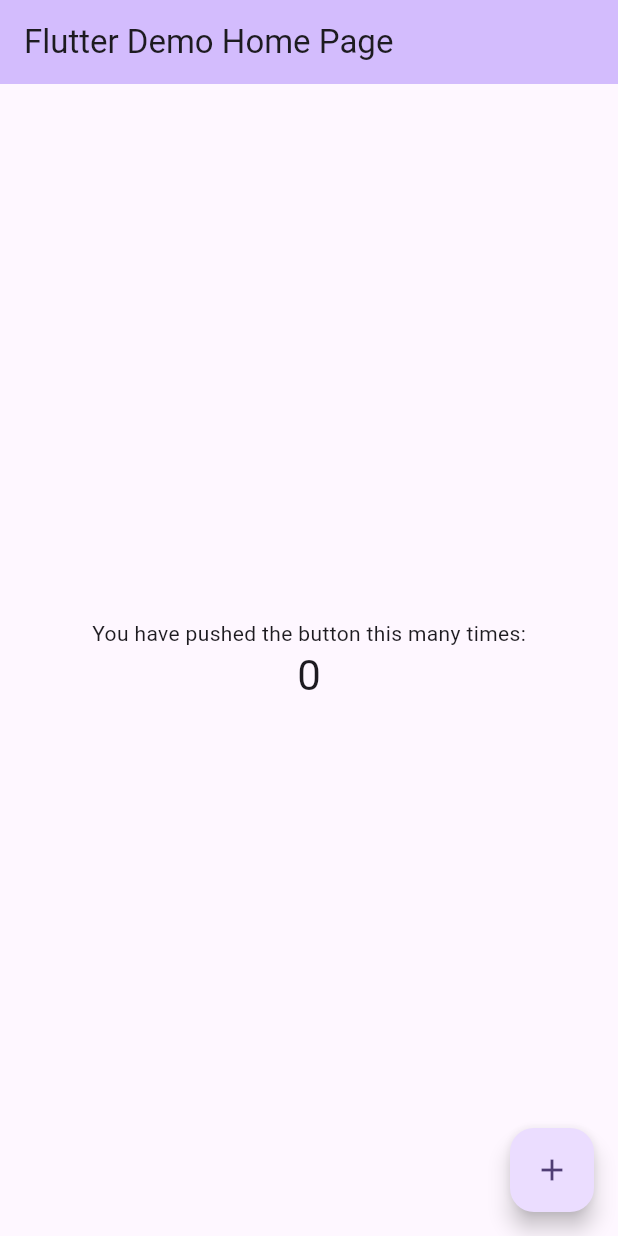
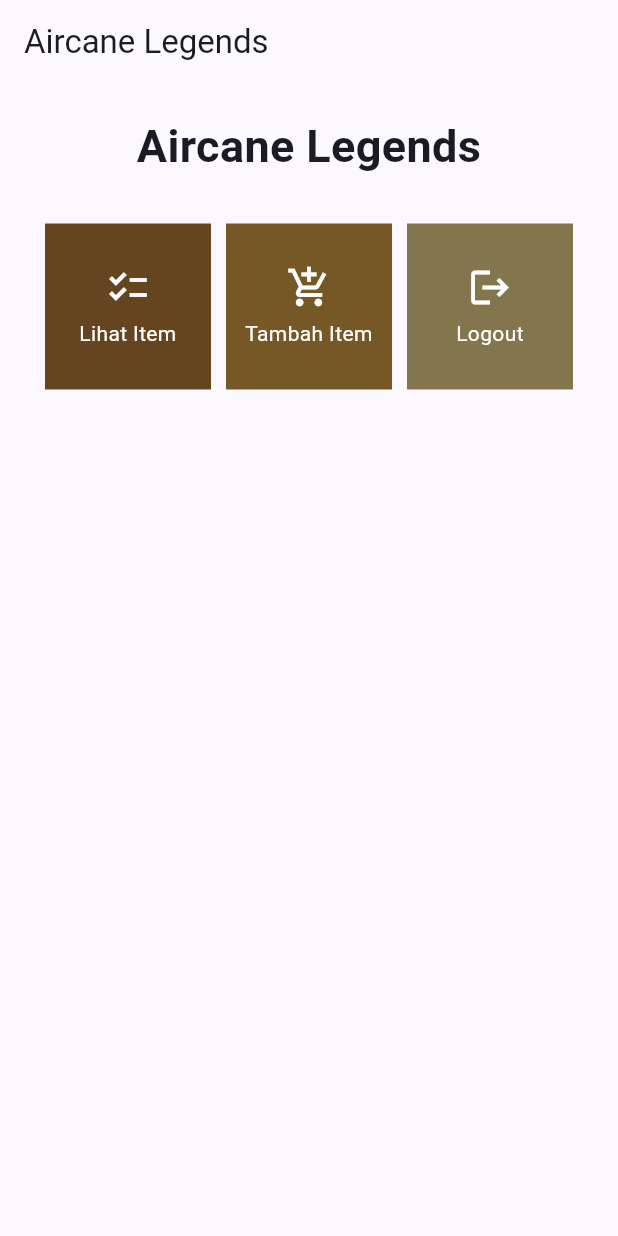
Before and after one commit to novrizair/aircane-legends, a Flutter app: the screen it shows after launch, on a phone screen of 412 x 824 dp. Run offline on Flutter 3.47's test engine with Material 2 defaults, Android fonts, the phone set to English and light mode, and no system bars.

Commit message:
TUGAS 7 + BONUS DONE

```diff
--- a/lib/main.dart
+++ b/lib/main.dart
@@ -1,3 +1,4 @@
+import 'package:aircane_legends/menu.dart';
 import 'package:flutter/material.dart';
 
 void main() {
@@ -11,7 +12,7 @@
   @override
   Widget build(BuildContext context) {
     return MaterialApp(
-      title: 'Flutter Demo',
+      title: 'Aircane Legends',
       theme: ThemeData(
         // This is the theme of your application.
         //
@@ -28,98 +29,10 @@
         //
         // This works for code too, not just values: Most code changes can be
         // tested with just a hot reload.
-        colorScheme: ColorScheme.fromSeed(seedColor: Colors.deepPurple),
+        colorScheme: ColorScheme.fromSeed(seedColor: Colors.indigo),
         useMaterial3: true,
       ),
-      home: const MyHomePage(title: 'Flutter Demo Home Page'),
+      home: MyHomePage(),
     );
   }
 }
-
-class MyHomePage extends StatefulWidget {
-  const MyHomePage({super.key, required this.title});
-
-  // This widget is the home page of your application. It is stateful, meaning
-  // that it has a State object (defined below) that contains fields that affect
-  // how it looks.
-
-  // This class is the configuration for the state. It holds the values (in this
-  // case the title) provided by the parent (in this case the App widget) and
-  // used by the build method of the State. Fields in a Widget subclass are
-  // always marked "final".
-
-  final String title;
-
-  @override
-  State<MyHomePage> createState() => _MyHomePageState();
-}
-
-class _MyHomePageState extends State<MyHomePage> {
-  int _counter = 0;
-
-  void _incrementCounter() {
-    setState(() {
-      // This call to setState tells the Flutter framework that something has
-      // changed in this State, which causes it to rerun the build method below
-      // so that the display can reflect the updated values. If we changed
-      // _counter without calling setState(), then the build method would not be
-      // called again, and so nothing would appear to happen.
-      _counter++;
-    });
-  }
-
-  @override
-  Widget build(BuildContext context) {
-    // This method is rerun every time setState is called, for instance as done
-    // by the _incrementCounter method above.
-    //
-    // The Flutter framework has been optimized to make rerunning build methods
-    // fast, so that you can just rebuild anything that needs updating rather
-    // than having to individually change instances of widgets.
-    return Scaffold(
-      appBar: AppBar(
-        // TRY THIS: Try changing the color here to a specific color (to
-        // Colors.amber, perhaps?) and trigger a hot reload to see the AppBar
-        // change color while the other colors stay the same.
-        backgroundColor: Theme.of(context).colorScheme.inversePrimary,
-        // Here we take the value from the MyHomePage object that was created by
-        // the App.build method, and use it to set our appbar title.
-        title: Text(widget.title),
-      ),
-      body: Center(
-        // Center is a layout widget. It takes a single child and positions it
-        // in the middle of the parent.
-        child: Column(
-          // Column is also a layout widget. It takes a list of children and
-          // arranges them vertically. By default, it sizes itself to fit its
-          // children horizontally, and tries to be as tall as its parent.
-          //
-          // Column has various properties to control how it sizes itself and
-          // how it positions its children. Here we use mainAxisAlignment to
-          // center the children vertically; the main axis here is the vertical
-          // axis because Columns are vertical (the cross axis would be
-          // horizontal).
-          //
-          // TRY THIS: Invoke "debug painting" (choose the "Toggle Debug Paint"
-          // action in the IDE, or press "p" in the console), to see the
-          // wireframe for each widget.
-          mainAxisAlignment: MainAxisAlignment.center,
-          children: <Widget>[
-            const Text(
-              'You have pushed the button this many times:',
-            ),
-            Text(
-              '$_counter',
-              style: Theme.of(context).textTheme.headlineMedium,
-            ),
-          ],
-        ),
-      ),
-      floatingActionButton: FloatingActionButton(
-        onPressed: _incrementCounter,
-        tooltip: 'Increment',
-        child: const Icon(Icons.add),
-      ), // This trailing comma makes auto-formatting nicer for build methods.
-    );
-  }
-}
--- /dev/null
+++ b/lib/menu.dart
@@ -0,0 +1,121 @@
+import 'package:flutter/material.dart';
+
+class MyHomePage extends StatelessWidget {
+  MyHomePage({Key? key}) : super(key: key);
+
+  final List<ShopItem> items = [
+    ShopItem("Lihat Item", Icons.checklist, Color(0xFF65451F)),
+    ShopItem("Tambah Item", Icons.add_shopping_cart, Color(0xFF765827)),
+    ShopItem("Logout", Icons.logout, Color(0xFF83764F)),
+  ];
+
+  // This widget is the home page of your application. It is stateful, meaning
+  // that it has a State object (defined below) that contains fields that affect
+  // how it looks.
+
+  // This class is the configuration for the state. It holds the values (in this
+  // case the title) provided by the parent (in this case the App widget) and
+  // used by the build method of the State. Fields in a Widget subclass are
+  // always marked "final".
+
+  @override
+  Widget build(BuildContext context) {
+    return Scaffold(
+      appBar: AppBar(
+        title: const Text(
+          'Aircane Legends',
+        ),
+      ),
+      body: SingleChildScrollView(
+        // Widget wrapper yang dapat discroll
+        child: Padding(
+          padding: const EdgeInsets.all(10.0), // Set padding dari halaman
+          child: Column(
+            // Widget untuk menampilkan children secara vertikal
+            children: <Widget>[
+              const Padding(
+                padding: EdgeInsets.only(top: 10.0, bottom: 10.0),
+                // Widget Text untuk menampilkan tulisan dengan alignment center dan style yang sesuai
+                child: Text(
+                  'Aircane Legends', // Text yang menandakan toko
+                  textAlign: TextAlign.center,
+                  style: TextStyle(
+                    fontSize: 30,
+                    fontWeight: FontWeight.bold,
+                  ),
+                ),
+              ),
+              // Grid layout
+              GridView.count(
+                // Container pada card kita.
+                primary: true,
+                padding: const EdgeInsets.all(20),
+                crossAxisSpacing: 10,
+                mainAxisSpacing: 10,
+                crossAxisCount: 3,
+                shrinkWrap: true,
+                children: items.map((ShopItem item) {
+                  // Iterasi untuk setiap item
+                  return ShopCard(item);
+                }).toList(),
+              ),
+            ],
+          ),
+        ),
+      ),
+    );
+  }
+}
+
+class ShopItem {
+  final String name;
+  final IconData icon;
+  final Color color;
+
+  ShopItem(this.name, this.icon, this.color);
+}
+
+class ShopCard extends StatelessWidget {
+  final ShopItem item;
+
+  const ShopCard(this.item, {super.key}); // Constructor
+
+  @override
+  Widget build(BuildContext context) {
+    return Material(
+      color: item.color,
+      child: InkWell(
+        // Area responsive terhadap sentuhan
+        onTap: () {
+          // Memunculkan SnackBar ketika diklik
+          ScaffoldMessenger.of(context)
+            ..hideCurrentSnackBar()
+            ..showSnackBar(SnackBar(
+                content: Text("Kamu telah menekan tombol ${item.name}!")));
+        },
+        child: Container(
+          // Container untuk menyimpan Icon dan Text
+          padding: const EdgeInsets.all(8),
+          child: Center(
+            child: Column(
+              mainAxisAlignment: MainAxisAlignment.center,
+              children: [
+                Icon(
+                  item.icon,
+                  color: Colors.white,
+                  size: 30.0,
+                ),
+                const Padding(padding: EdgeInsets.all(3)),
+                Text(
+                  item.name,
+                  textAlign: TextAlign.center,
+                  style: const TextStyle(color: Colors.white),
+                ),
+              ],
+            ),
+          ),
+        ),
+      ),
+    );
+  }
+}
```
Also changed, not shown: 1 other file.
